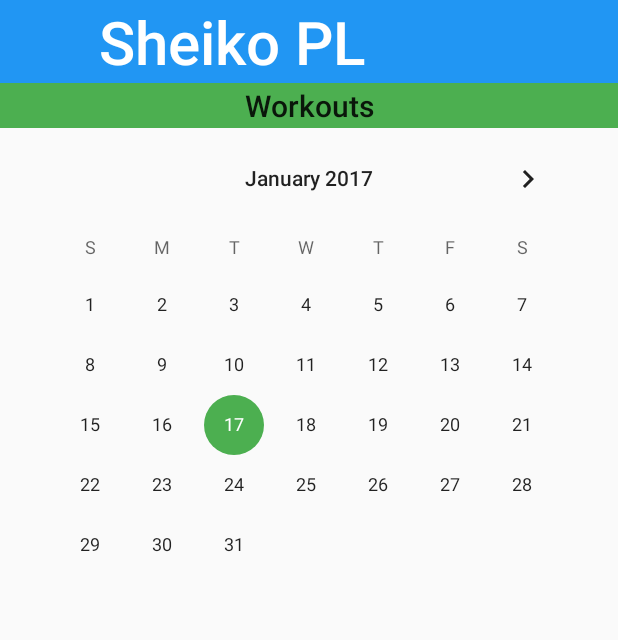
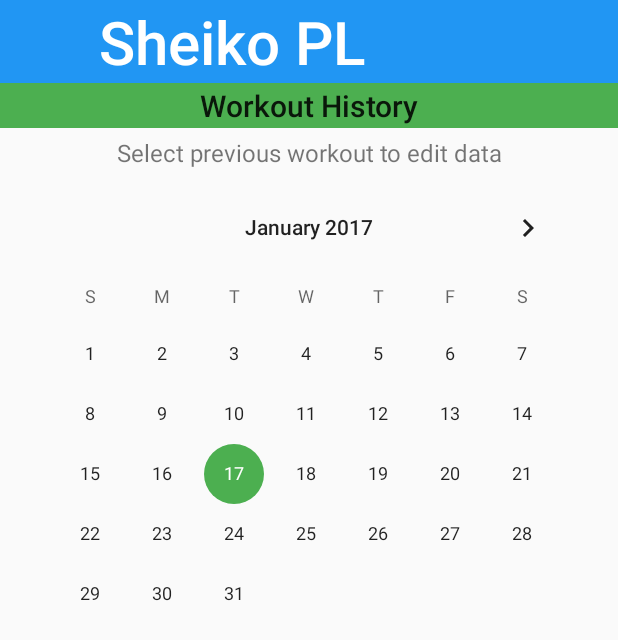
Before and after one commit to minorsecond/Sheiko, an Android app: the CalendarSelectActivity screen opened directly, with no data from a screen before it, on a phone screen of 412 x 824 dp. Shown: the top 640 px of the screen. Run offline under Robolectric (Android 15) with nearby library versions, the phone set to English and light mode, and no system bars; libraries missing offline, so code that uses them is left out: com.readystatesoftware.sqliteasset, com.roomorama.caldroid; 12 statements that could not run were skipped.

Commit message:
SHEIKO-66 -> Long press on calendar now prompts the user to confirm they want to change the set.

```diff
--- a/app/src/main/java/com/rwardrup/sheiko/CalendarSelectActivity.java
+++ b/app/src/main/java/com/rwardrup/sheiko/CalendarSelectActivity.java
@@ -1,13 +1,19 @@
 package com.rwardrup.sheiko;
 
+import android.content.DialogInterface;
+import android.content.Intent;
 import android.graphics.Color;
 import android.support.v4.app.FragmentActivity;
+import android.support.v7.app.AlertDialog;
 import android.support.v7.app.AppCompatActivity;
 import android.os.Bundle;
 import android.util.Log;
+import android.view.View;
 import android.widget.CalendarView;
+import android.widget.Toast;
 
 import com.roomorama.caldroid.CaldroidFragment;
+import com.roomorama.caldroid.CaldroidListener;
 
 import java.text.ParseException;
 import java.text.SimpleDateFormat;
@@ -17,6 +23,8 @@ import java.util.HashMap;
 import java.util.List;
 
 public class CalendarSelectActivity extends FragmentActivity {
+
+    AlertDialog editCalendarDate;
 
     // Date parser to convert date Strings to a format readable by CalDroid
     public Date ParseDate(String date_str) {
@@ -35,6 +43,13 @@ public class CalendarSelectActivity extends FragmentActivity {
     protected void onCreate(Bundle savedInstanceState) {
         super.onCreate(savedInstanceState);
         setContentView(R.layout.activity_select_workout_calendar);
+
+        // Calendar selection confirmation dialog
+        // TODO: This will take user to TrainActivity where they will be able to adjust
+        // previous sets and reps.
+        editCalendarDate = new AlertDialog.Builder(CalendarSelectActivity.this).
+                setNegativeButton("No", null).setPositiveButton("Yes", null).
+                setMessage("Are you sure you want to edit the workout for this date?").create();
 
         // Get previous workouts from DB
         final MySQLiteHelper db = new MySQLiteHelper(this);
@@ -71,7 +86,20 @@ public class CalendarSelectActivity extends FragmentActivity {
         caldroidFragment.setBackgroundDrawableForDates(hm);
         caldroidFragment.refreshView(); // refresh calendar view
 
-        // TODO: Populate calendar with & future workouts
+        caldroidFragment.setCaldroidListener(listener);
+
         // TODO: Also, show workout summary (stats) on bottom portion of activity
     }
+
+    final CaldroidListener listener = new CaldroidListener() {
+        @Override
+        public void onSelectDate(Date date, View view) {
+            //editCalendarDate.show();
+        }
+
+        @Override
+        public void onLongClickDate(Date date, View view) {
+            editCalendarDate.show();
+        }
+    };
 }
--- a/app/src/main/res/layout/activity_select_workout_calendar.xml
+++ b/app/src/main/res/layout/activity_select_workout_calendar.xml
@@ -51,7 +51,7 @@
                 android:layout_height="30dp"
                 android:gravity="center"
                 android:background="@color/accent"
-                android:text="Workouts"
+                android:text="Workout History"
                 android:textAppearance="@android:style/TextAppearance.Material.Title" />
         </LinearLayout>
 
@@ -63,9 +63,24 @@
             android:paddingEnd="@dimen/activity_horizontal_margin"
             android:orientation="vertical">
 
+            <Space
+                android:layout_width="wrap_content"
+                android:layout_height="5dp" />
+
+            <TextView
+                android:layout_width="match_parent"
+                android:layout_height="wrap_content"
+                android:text="Select previous workout to edit data"
+                android:textSize="16sp"
+                android:gravity="center"/>
+
+            <Space
+                android:layout_width="wrap_content"
+                android:layout_height="5dp" />
+
             <CalendarView
                 android:layout_width="match_parent"
-                android:layout_height="290dp"
+                android:layout_height="wrap_content"
                 android:id="@+id/selectWorkoutCalendar"
                 android:minDate="01/01/2017"></CalendarView>
 
```
